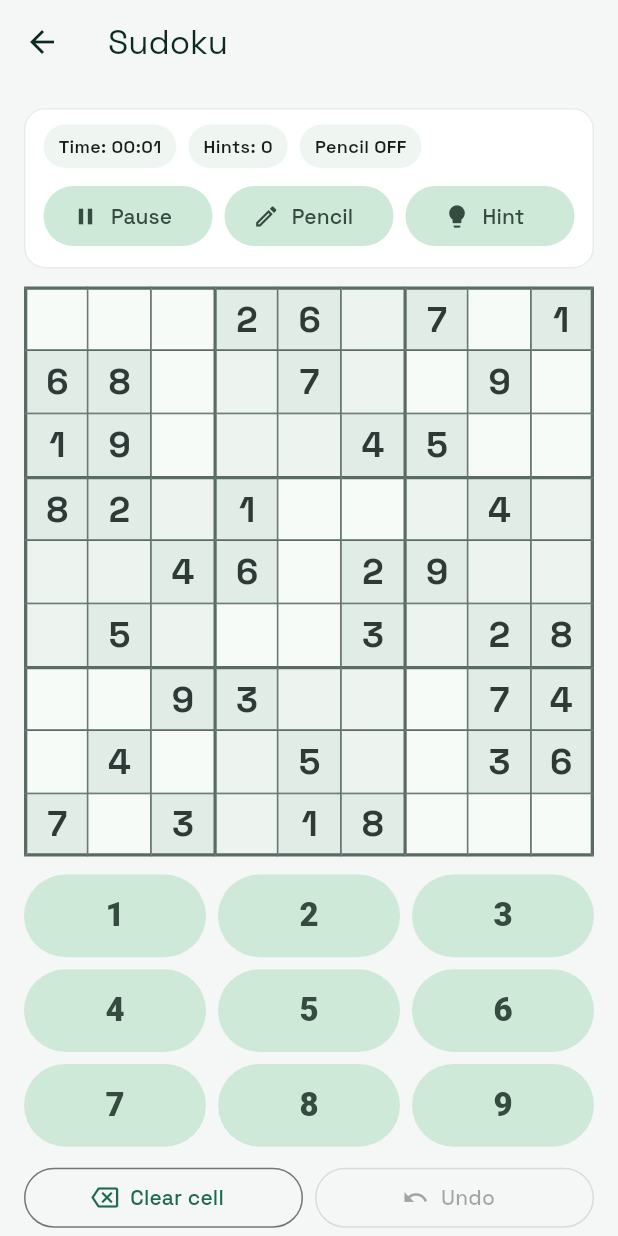
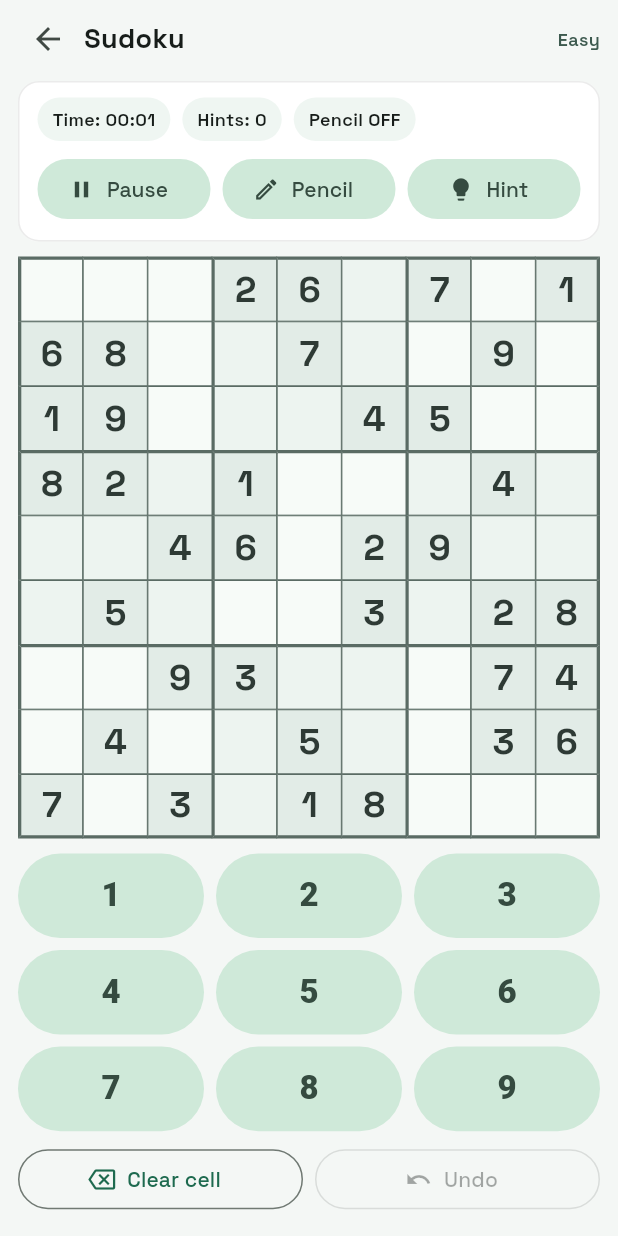
Before and after one commit to Simonsbs/logic_puzzles_app, a Flutter app: the SudokuPage screen opened directly, on a phone screen of 412 x 824 dp. Run offline on Flutter 3.47's test engine with Material 3 defaults, Android fonts, the phone set to English and light mode, and no system bars; our stand-ins replace flutter_riverpod, google_fonts, shared_preferences, supabase_flutter; accounts and stored records are empty.

Commit message:
Tighten Sudoku pause overlay and compact top chrome

```diff
--- a/lib/features/sudoku/sudoku_page.dart
+++ b/lib/features/sudoku/sudoku_page.dart
@@ -60,7 +60,6 @@ class _SudokuPageState extends ConsumerState<SudokuPage> with WidgetsBindingObse
   @override
   Widget build(BuildContext context) {
     return Scaffold(
-      appBar: AppBar(title: const Text('Sudoku')),
       body: FutureBuilder<Puzzle>(
         future: ref.read(puzzleRepositoryProvider).getPuzzle(PuzzleType.sudoku, daily: true),
         builder: (context, snapshot) {
@@ -72,20 +71,47 @@ class _SudokuPageState extends ConsumerState<SudokuPage> with WidgetsBindingObse
             _setupGame(snapshot.data!);
           }
 
-          return ListView(
-            padding: const EdgeInsets.all(16),
+          return SafeArea(
+            child: ListView(
+              padding: const EdgeInsets.fromLTRB(12, 6, 12, 12),
               children: <Widget>[
+                _compactTopBar(),
+                const SizedBox(height: 8),
                 _statusAndControls(),
-              const SizedBox(height: 12),
+                const SizedBox(height: 10),
                 _boardCard(),
-              const SizedBox(height: 12),
+                const SizedBox(height: 10),
                 _numberPad(),
-              const SizedBox(height: 10),
+                const SizedBox(height: 8),
                 _actionRow(),
               ],
+            ),
           );
         },
       ),
+    );
+  }
+
+  Widget _compactTopBar() {
+    return Row(
+      children: <Widget>[
+        IconButton(
+          onPressed: () => Navigator.of(context).maybePop(),
+          icon: const Icon(Icons.arrow_back),
+          visualDensity: VisualDensity.compact,
+          tooltip: 'Back',
+        ),
+        const SizedBox(width: 4),
+        const Text(
+          'Sudoku',
+          style: TextStyle(fontSize: 18, fontWeight: FontWeight.w700),
+        ),
+        const Spacer(),
+        Text(
+          _puzzle.difficulty,
+          style: const TextStyle(fontSize: 12, fontWeight: FontWeight.w600, color: Color(0xFF3D5A4F)),
+        ),
+      ],
     );
   }
 
@@ -182,12 +208,16 @@ class _SudokuPageState extends ConsumerState<SudokuPage> with WidgetsBindingObse
           ),
           if (_paused)
             Positioned.fill(
+              child: GestureDetector(
+                onTap: _resumeGame,
                 child: Container(
-                color: const Color(0xE0111519),
+                  color: const Color(0xFF111519),
                   child: const Center(
                     child: Text(
-                    'Paused',
-                    style: TextStyle(color: Colors.white, fontSize: 28, fontWeight: FontWeight.w700),
+                      'Paused\nTap to resume',
+                      textAlign: TextAlign.center,
+                      style: TextStyle(color: Colors.white, fontSize: 26, fontWeight: FontWeight.w700),
+                    ),
                   ),
                 ),
               ),
@@ -222,14 +252,15 @@ class _SudokuPageState extends ConsumerState<SudokuPage> with WidgetsBindingObse
     if (inSelectedLine && !selected) {
       background = _pencilMode ? const Color(0xFFD7E4FF) : const Color(0xFFE1F0E9);
     }
+    final selectedShade = _pencilMode ? const Color(0xFFC7D9FF) : const Color(0xFFBDE7D1);
     if (sameValue) {
-      background = _pencilMode ? const Color(0xFFC7D9FF) : const Color(0xFFD9F2E7);
+      background = selectedShade;
     }
     if (hasConflict) {
       background = const Color(0xFFF8D4D4);
     }
     if (selected) {
-      background = hasConflict ? const Color(0xFFF2A9A9) : const Color(0xFFBDE7D1);
+      background = hasConflict ? const Color(0xFFF2A9A9) : selectedShade;
     }
 
     final border = Border(
```
Lines whose indentation alone changed are shown as unchanged.
